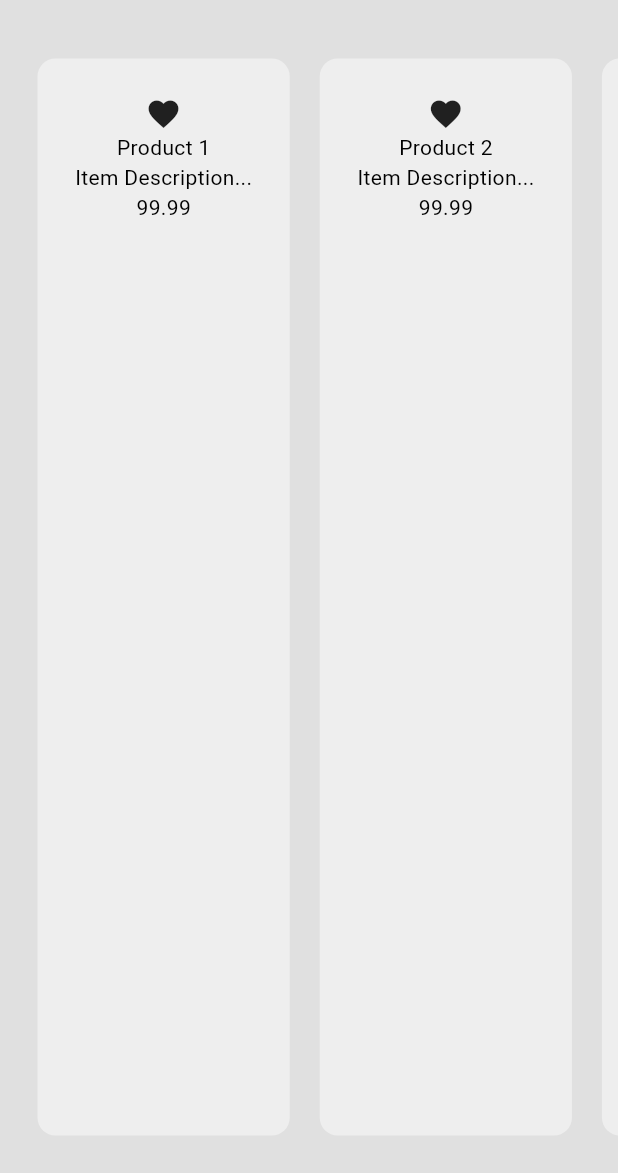
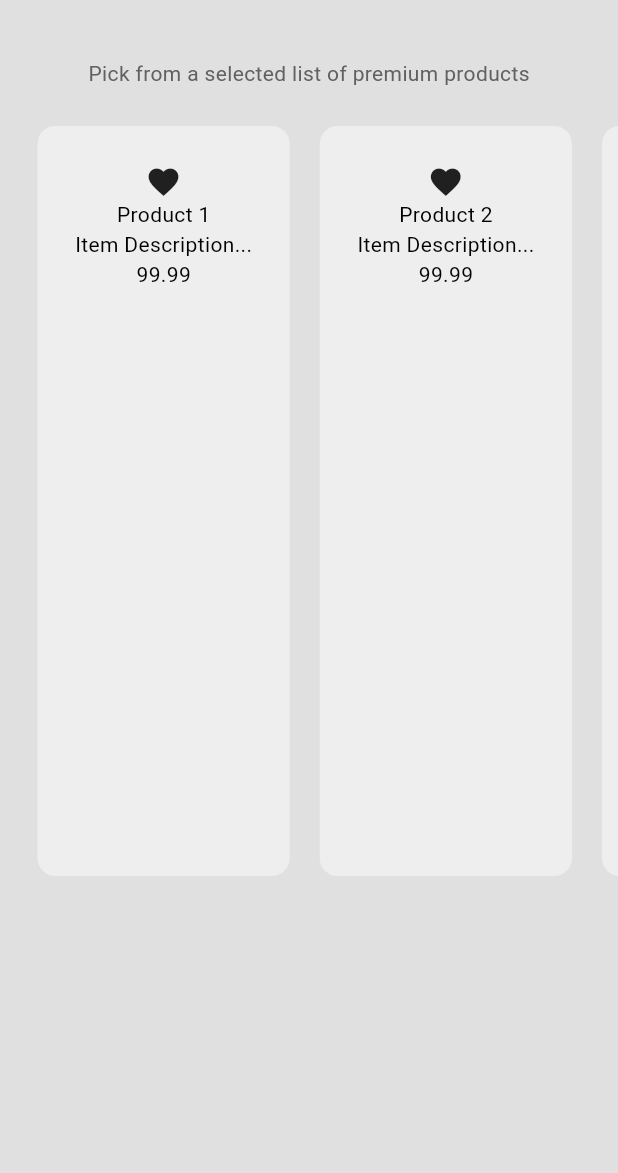
Before and after one commit to hiroshiyoka/trezoro, a Flutter app: the ShopPage screen opened by its route, on a phone screen of 412 x 824 dp, the part 63-1236 px from its top. Run offline on Flutter 3.47's test engine with Material 3 defaults, Android fonts, the phone set to English and light mode, and no system bars.

Commit message:
refactor(shop-page): refactor the ListView Builder for Shop page

```diff
--- a/lib/pages/shop_page.dart
+++ b/lib/pages/shop_page.dart
@@ -22,7 +22,24 @@ class ShopPage extends StatelessWidget {
       ),
       drawer: const MyDrawer(),
       backgroundColor: Theme.of(context).colorScheme.background,
-      body: ListView.builder(
+      body: ListView(
+        children: [
+          const SizedBox(height: 25),
+
+          // Shop Subtitle
+          Center(
+            child: Text(
+              "Pick from a selected list of premium products",
+              style: TextStyle(
+                color: Theme.of(context).colorScheme.inversePrimary,
+              ),
+            ),
+          ),
+
+          // Product List
+          SizedBox(
+            height: 550,
+            child: ListView.builder(
               itemCount: products.length,
               scrollDirection: Axis.horizontal,
               padding: const EdgeInsets.all(15),
@@ -34,6 +51,9 @@ class ShopPage extends StatelessWidget {
                 return MyProductTile(product: product);
               },
             ),
+          ),
+        ],
+      ),
     );
   }
 }
```
Lines whose indentation alone changed are shown as unchanged.
